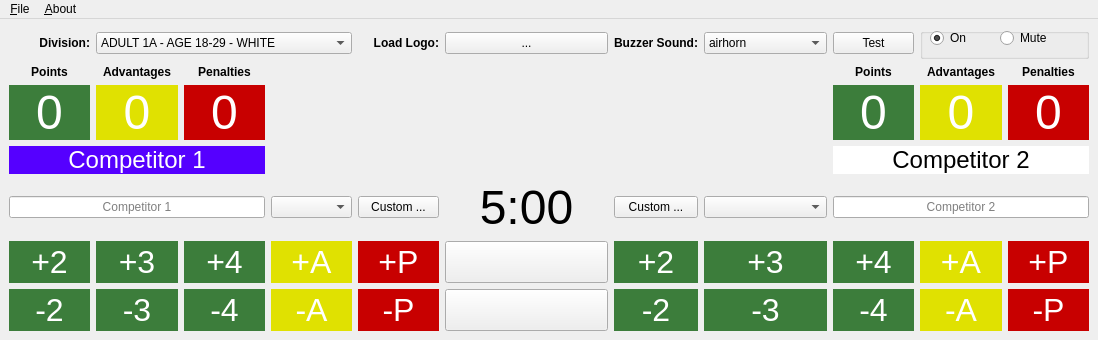
Qt form controls.ui (craigmac/openroll) before a commit.
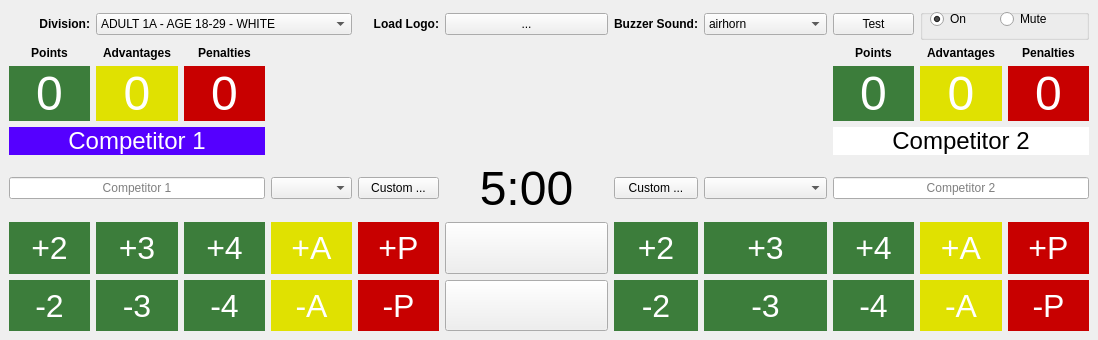
The same form after that commit. Icons and pictures are not drawn.

The edit to the form file:
```diff
--- a/controls.ui
+++ b/controls.ui
@@ -1023,31 +1023,6 @@
     </item>
    </layout>
   </widget>
-  <widget class="QMenuBar" name="menubar">
-   <property name="geometry">
-    <rect>
-     <x>0</x>
-     <y>0</y>
-     <width>1098</width>
-     <height>21</height>
-    </rect>
-   </property>
-   <widget class="QMenu" name="menu_File">
-    <property name="title">
-     <string>&amp;File</string>
-    </property>
-    <addaction name="action_Quit"/>
-   </widget>
-   <widget class="QMenu" name="menu_About">
-    <property name="title">
-     <string>&amp;About</string>
-    </property>
-    <addaction name="action_Credits"/>
-    <addaction name="action_License"/>
-   </widget>
-   <addaction name="menu_File"/>
-   <addaction name="menu_About"/>
-  </widget>
   <action name="action_Quit">
    <property name="text">
     <string>&amp;Quit</string>
```
